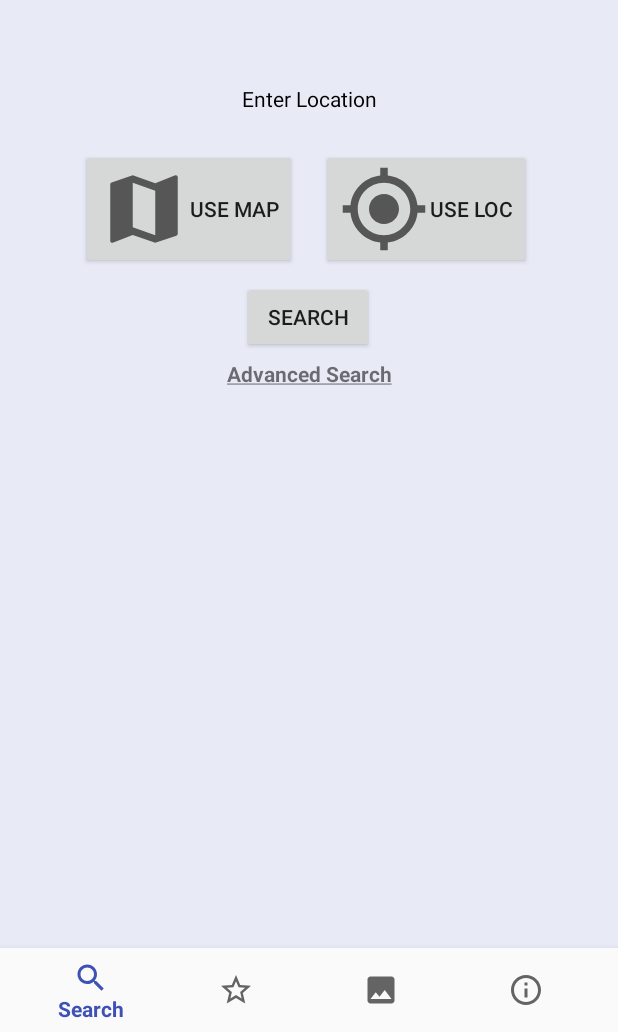
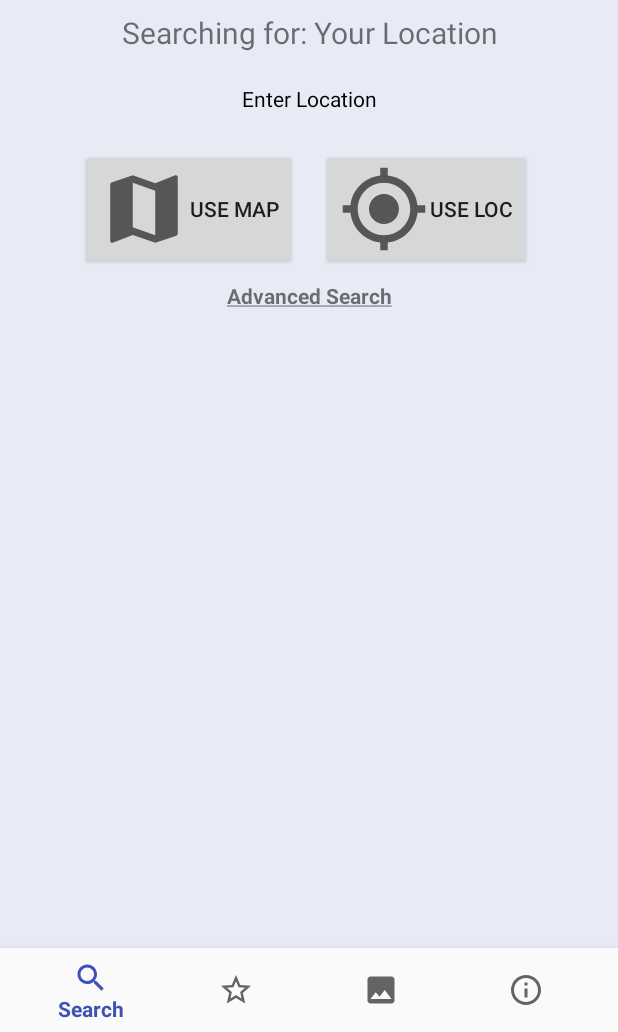
Before and after one commit to edwardj4747/ICESat-2-Android-App, an Android app: the screen it shows after launch (MainActivity), after a tap on "USE LOC", on a phone screen of 412 x 824 dp, the part 204-1236 px from its top. Run offline under Robolectric (Android 15) with nearby library versions, the phone set to English and light mode, and no system bars; our stand-ins replace navigation-ui; 2 statements that could not run were skipped.

Commit message:
removed btnSearch2 + set address = 'Your Location' when appropriate

```diff
--- a/app/src/main/java/gov/nasa/gsfc/icesat2/icesat_2/ui/search/SearchFragment.kt
+++ b/app/src/main/java/gov/nasa/gsfc/icesat2/icesat_2/ui/search/SearchFragment.kt
@@ -77,6 +77,8 @@ class SearchFragment : Fragment() {
         }
 
         btnUseCurrentLoc.setOnClickListener {
+            address = getString(R.string.yourLocation)
+            setAddressTextView()
             listener.useCurrentLocationButtonPressed(simpleSearch)
         }
 
@@ -106,7 +108,7 @@ class SearchFragment : Fragment() {
             //hide advanced search text + show advanced search fields
             simpleSearch = false
             textViewAdvancedSearch.visibility = View.GONE
-            btnSearch2.visibility = View.GONE
+            //btnSearch2.visibility = View.GONE
 
             textViewSimpleSearch.visibility = View.VISIBLE
             editTextLat.visibility = View.VISIBLE
@@ -120,7 +122,7 @@ class SearchFragment : Fragment() {
         textViewSimpleSearch.setOnClickListener {
             simpleSearch = true
             textViewAdvancedSearch.visibility = View.VISIBLE
-            btnSearch2.visibility = View.VISIBLE
+            //btnSearch2.visibility = View.VISIBLE
             textViewSimpleSearch.visibility = View.GONE
 
             editTextLat.visibility = View.GONE
--- a/app/src/main/res/layout/fragment_search.xml
+++ b/app/src/main/res/layout/fragment_search.xml
@@ -61,27 +61,15 @@
         app:layout_constraintBaseline_toBaselineOf="@+id/btnSelectOnMap"
         app:layout_constraintStart_toStartOf="@+id/guideline" />
 
-    <Button
-        android:id="@+id/btnSearch2"
-        android:layout_width="wrap_content"
-        android:layout_height="wrap_content"
-        android:layout_marginTop="8dp"
-        android:text="@string/search"
-        android:visibility="visible"
-        app:layout_constraintEnd_toEndOf="parent"
-        app:layout_constraintHorizontal_bias="0.498"
-        app:layout_constraintStart_toStartOf="parent"
-        app:layout_constraintTop_toBottomOf="@+id/btnUseCurrentLoc" />
-
     <TextView
         android:id="@+id/textViewAdvancedSearch"
         android:layout_width="wrap_content"
         android:layout_height="wrap_content"
-        android:layout_marginTop="4dp"
+        android:layout_marginTop="8dp"
         android:text="@string/advancedSearch"
         app:layout_constraintEnd_toEndOf="parent"
         app:layout_constraintStart_toStartOf="parent"
-        app:layout_constraintTop_toBottomOf="@+id/btnSearch2" />
+        app:layout_constraintTop_toBottomOf="@+id/btnUseCurrentLoc" />
 
     <TextView
         android:id="@+id/textViewEnterLatLng"
--- a/app/src/main/res/values/strings.xml
+++ b/app/src/main/res/values/strings.xml
@@ -33,6 +33,8 @@
 
     <string name="useMap">Use Map</string>
     <string name="useLocation">Use Loc</string>
+
+    <string name="yourLocation">Your Location</string>
 
     <!--    Map Fragment Dialog-->
     <string name="noResults">No Results</string>
```
